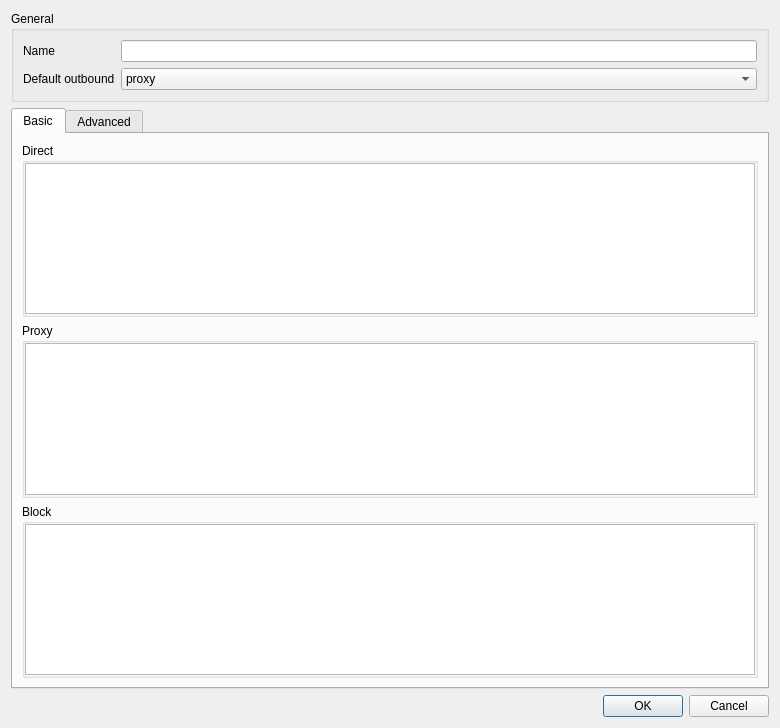
Old version of the form include/ui/setting/RouteItem.ui in the repository qr243vbi/nekobox.
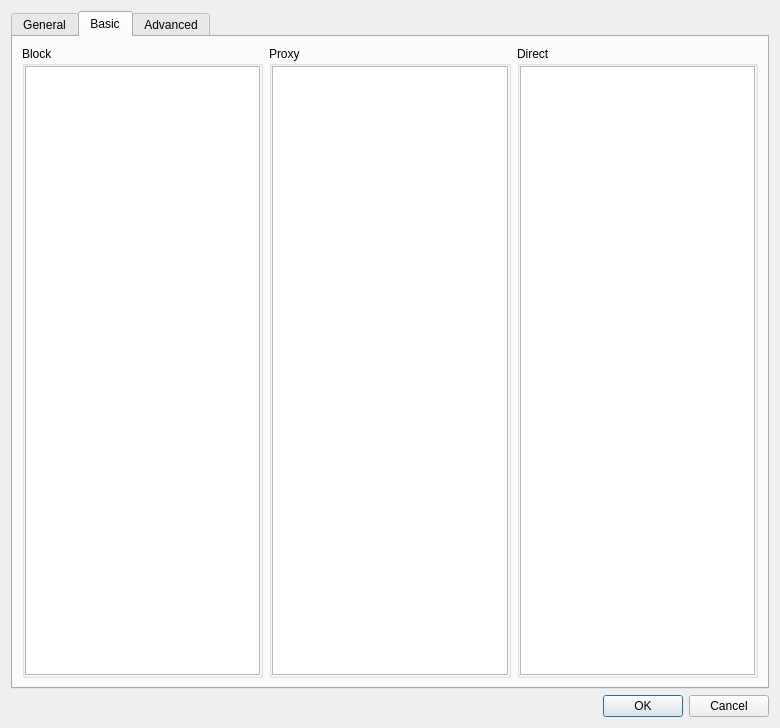
New version of the form. The open tabs and pages were chosen to show the change.

Patch:
```diff
--- a/include/ui/setting/RouteItem.ui
+++ b/include/ui/setting/RouteItem.ui
@@ -15,9 +15,22 @@
   </property>
   <layout class="QVBoxLayout" name="verticalLayout_3">
    <item>
-    <widget class="QGroupBox" name="generalBox">
-     <property name="title">
+    <widget class="QTabWidget" name="tabWidget">
+     <property name="currentIndex">
+      <number>0</number>
+     </property>
+     <widget class="QWidget" name="tab_3">
+      <attribute name="title">
       <string>General</string>
+      </attribute>
+      <layout class="QHBoxLayout" name="horizontalLayout_5">
+       <item alignment="Qt::AlignmentFlag::AlignTop">
+        <widget class="QGroupBox" name="generalBox">
+         <property name="title">
+          <string/>
+         </property>
+         <property name="flat">
+          <bool>true</bool>
      </property>
      <layout class="QGridLayout" name="gridLayout">
       <item row="0" column="0">
@@ -54,76 +67,13 @@
      </layout>
     </widget>
    </item>
-   <item>
-    <widget class="QTabWidget" name="tabWidget">
-     <property name="currentIndex">
-      <number>0</number>
-     </property>
+      </layout>
+     </widget>
      <widget class="QWidget" name="tab_2">
       <attribute name="title">
        <string>Basic</string>
       </attribute>
-      <layout class="QVBoxLayout" name="verticalLayout_5">
-       <item>
-        <widget class="QGroupBox" name="simple_direct_box">
-         <property name="title">
-          <string>Direct</string>
-         </property>
-         <property name="flat">
-          <bool>true</bool>
-         </property>
-         <layout class="QVBoxLayout" name="verticalLayout_6">
-          <property name="spacing">
-           <number>0</number>
-          </property>
-          <property name="leftMargin">
-           <number>0</number>
-          </property>
-          <property name="topMargin">
-           <number>0</number>
-          </property>
-          <property name="rightMargin">
-           <number>0</number>
-          </property>
-          <property name="bottomMargin">
-           <number>0</number>
-          </property>
-          <item>
-           <widget class="QTextEdit" name="simple_direct"/>
-          </item>
-         </layout>
-        </widget>
-       </item>
-       <item>
-        <widget class="QGroupBox" name="simple_proxy_box">
-         <property name="title">
-          <string>Proxy</string>
-         </property>
-         <property name="flat">
-          <bool>true</bool>
-         </property>
-         <layout class="QVBoxLayout" name="verticalLayout_7">
-          <property name="spacing">
-           <number>0</number>
-          </property>
-          <property name="leftMargin">
-           <number>0</number>
-          </property>
-          <property name="topMargin">
-           <number>0</number>
-          </property>
-          <property name="rightMargin">
-           <number>0</number>
-          </property>
-          <property name="bottomMargin">
-           <number>0</number>
-          </property>
-          <item>
-           <widget class="QTextEdit" name="simple_proxy"/>
-          </item>
-         </layout>
-        </widget>
-       </item>
+      <layout class="QHBoxLayout" name="horizontalLayout_6">
        <item>
         <widget class="QGroupBox" name="simple_block_box">
          <property name="title">
@@ -154,6 +104,66 @@
          </layout>
         </widget>
        </item>
+       <item>
+        <widget class="QGroupBox" name="simple_proxy_box">
+         <property name="title">
+          <string>Proxy</string>
+         </property>
+         <property name="flat">
+          <bool>true</bool>
+         </property>
+         <layout class="QVBoxLayout" name="verticalLayout_7">
+          <property name="spacing">
+           <number>0</number>
+          </property>
+          <property name="leftMargin">
+           <number>0</number>
+          </property>
+          <property name="topMargin">
+           <number>0</number>
+          </property>
+          <property name="rightMargin">
+           <number>0</number>
+          </property>
+          <property name="bottomMargin">
+           <number>0</number>
+          </property>
+          <item>
+           <widget class="QTextEdit" name="simple_proxy"/>
+          </item>
+         </layout>
+        </widget>
+       </item>
+       <item>
+        <widget class="QGroupBox" name="simple_direct_box">
+         <property name="title">
+          <string>Direct</string>
+         </property>
+         <property name="flat">
+          <bool>true</bool>
+         </property>
+         <layout class="QVBoxLayout" name="verticalLayout_6">
+          <property name="spacing">
+           <number>0</number>
+          </property>
+          <property name="leftMargin">
+           <number>0</number>
+          </property>
+          <property name="topMargin">
+           <number>0</number>
+          </property>
+          <property name="rightMargin">
+           <number>0</number>
+          </property>
+          <property name="bottomMargin">
+           <number>0</number>
+          </property>
+          <item>
+           <widget class="QTextEdit" name="simple_direct"/>
+          </item>
+         </layout>
+        </widget>
+       </item>
       </layout>
      </widget>
      <widget class="QWidget" name="tab">
```
Lines whose indentation alone changed are shown as unchanged.
